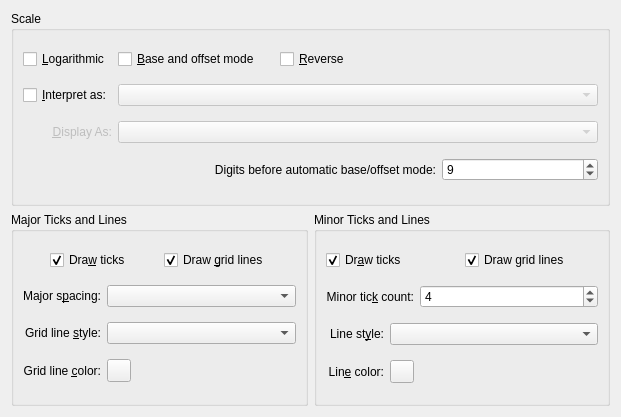
This is src/libkstapp/axistab.ui in Kst-plot/kst as Qt 5 draws it before an edit. The edited form follows.
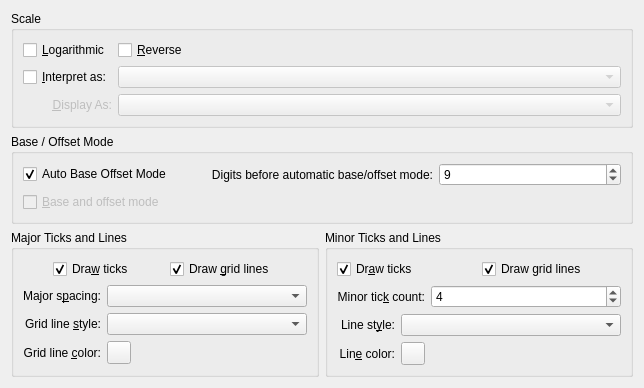
This is the edited form. Custom widgets are drawn as their Qt base class.

Commit message: Add new Base/Offset mode settings and logic.

What changed in the file:
```diff
--- a/src/libkstapp/axistab.ui
+++ b/src/libkstapp/axistab.ui
@@ -1,27 +1,27 @@
 <ui version="4.0" >
  <class>AxisTab</class>
- <widget class="QWidget" name="AxisTab" >
-  <property name="geometry" >
+ <widget class="QWidget" name="AxisTab">
+  <property name="geometry">
    <rect>
     <x>0</x>
     <y>0</y>
-    <width>621</width>
-    <height>417</height>
+    <width>644</width>
+    <height>382</height>
    </rect>
   </property>
   <property name="windowTitle" >
    <string>Form</string>
   </property>
-  <layout class="QGridLayout" name="gridLayout_4" >
-   <item row="0" column="0" colspan="2" >
-    <widget class="QGroupBox" name="_scaleGroup" >
-     <property name="title" >
+  <layout class="QGridLayout" name="gridLayout_5">
+   <item row="0" column="0" colspan="2">
+    <widget class="QGroupBox" name="_scaleGroup">
+     <property name="title">
       <string>Scale</string>
      </property>
-     <layout class="QGridLayout" name="gridLayout_3" >
-      <item row="0" column="0" >
-       <widget class="QCheckBox" name="_scaleLog" >
-        <property name="toolTip" >
+     <layout class="QGridLayout" name="gridLayout_4">
+      <item row="0" column="0">
+       <widget class="QCheckBox" name="_scaleLog">
+        <property name="toolTip">
          <string/>
         </property>
         <property name="text" >
@@ -29,20 +29,20 @@
         </property>
        </widget>
       </item>
-      <item row="0" column="1" >
-       <widget class="QCheckBox" name="_scaleBaseOffset" >
-        <property name="whatsThis" >
-         <string>The axis numbers are displayed relative to a reference value, which is displayed on the same line as the axis label.  This option is designed to allow small differences from large offsets to be easily seen.</string>
+      <item row="0" column="1">
+       <widget class="QCheckBox" name="_scaleReverse">
+        <property name="whatsThis">
+         <string>Reverse the direction of the axis, so the numbers are decreasing, rather than increasing.f</string>
         </property>
-        <property name="text" >
-         <string>&amp;Base and offset mode</string>
+        <property name="text">
+         <string>&amp;Reverse</string>
         </property>
        </widget>
       </item>
-      <item row="1" column="0" >
-       <widget class="QCheckBox" name="_scaleInterpret" >
-        <property name="sizePolicy" >
-         <sizepolicy vsizetype="Fixed" hsizetype="Fixed" >
+      <item row="1" column="0">
+       <widget class="QCheckBox" name="_scaleInterpret">
+        <property name="sizePolicy">
+         <sizepolicy hsizetype="Fixed" vsizetype="Fixed">
           <horstretch>0</horstretch>
           <verstretch>0</verstretch>
          </sizepolicy>
@@ -58,9 +58,9 @@
         </property>
        </widget>
       </item>
-      <item row="1" column="1" colspan="3" >
-       <widget class="QComboBox" name="_scaleInterpretType" >
-        <property name="enabled" >
+      <item row="1" column="1">
+       <widget class="QComboBox" name="_scaleInterpretType">
+        <property name="enabled">
          <bool>false</bool>
         </property>
         <property name="toolTip" >
@@ -71,9 +71,9 @@
         </property>
        </widget>
       </item>
-      <item row="2" column="0" >
-       <widget class="QLabel" name="_Label_6" >
-        <property name="enabled" >
+      <item row="2" column="0">
+       <widget class="QLabel" name="_Label_6">
+        <property name="enabled">
          <bool>false</bool>
         </property>
         <property name="sizePolicy" >
@@ -93,9 +93,9 @@
         </property>
        </widget>
       </item>
-      <item row="2" column="1" colspan="3" >
-       <widget class="QComboBox" name="_scaleDisplayType" >
-        <property name="enabled" >
+      <item row="2" column="1">
+       <widget class="QComboBox" name="_scaleDisplayType">
+        <property name="enabled">
          <bool>false</bool>
         </property>
         <property name="toolTip" >
@@ -106,9 +106,44 @@
         </property>
        </widget>
       </item>
-      <item row="3" column="0" colspan="3" >
-       <widget class="QLabel" name="label_2" >
-        <property name="text" >
+     </layout>
+    </widget>
+   </item>
+   <item row="1" column="0" colspan="2">
+    <widget class="QGroupBox" name="groupBox">
+     <property name="title">
+      <string>Base / Offset Mode</string>
+     </property>
+     <layout class="QGridLayout" name="gridLayout_3">
+      <item row="0" column="0">
+       <widget class="QCheckBox" name="_scaleAutoBaseOffset">
+        <property name="text">
+         <string>Auto Base Offset Mode</string>
+        </property>
+        <property name="checked">
+         <bool>true</bool>
+        </property>
+        <property name="tristate">
+         <bool>false</bool>
+        </property>
+       </widget>
+      </item>
+      <item row="1" column="0">
+       <widget class="QCheckBox" name="_scaleBaseOffset">
+        <property name="enabled">
+         <bool>false</bool>
+        </property>
+        <property name="whatsThis">
+         <string>The axis numbers are displayed relative to a reference value, which is displayed on the same line as the axis label.  This option is designed to allow small differences from large offsets to be easily seen.</string>
+        </property>
+        <property name="text">
+         <string>&amp;Base and offset mode</string>
+        </property>
+       </widget>
+      </item>
+      <item row="0" column="1">
+       <widget class="QLabel" name="label_2">
+        <property name="text">
          <string>Digits before automatic base/offset mode:</string>
         </property>
         <property name="alignment" >
@@ -119,9 +154,9 @@
         </property>
        </widget>
       </item>
-      <item row="3" column="3" >
-       <widget class="QSpinBox" name="_significantDigits" >
-        <property name="whatsThis" >
+      <item row="0" column="2">
+       <widget class="QSpinBox" name="_significantDigits">
+        <property name="whatsThis">
          <string>If this many digits are required to display the tick numbers, then the axis will revert to Base/Offset mode.</string>
         </property>
         <property name="minimum" >
@@ -135,16 +170,6 @@
         </property>
        </widget>
       </item>
-      <item row="0" column="2" colspan="2" >
-       <widget class="QCheckBox" name="_scaleReverse" >
-        <property name="whatsThis" >
-         <string>Reverse the direction of the axis, so the numbers are decreasing, rather than increasing.f</string>
-        </property>
-        <property name="text" >
-         <string>&amp;Reverse</string>
-        </property>
-       </widget>
-      </item>
      </layout>
      <zorder>_scaleLog</zorder>
      <zorder>_scaleBaseOffset</zorder>
@@ -157,9 +182,9 @@
      <zorder>_scaleReverse</zorder>
     </widget>
    </item>
-   <item row="1" column="0" >
-    <widget class="QGroupBox" name="_axisMajorGridGroup" >
-     <property name="title" >
+   <item row="2" column="0">
+    <widget class="QGroupBox" name="_axisMajorGridGroup">
+     <property name="title">
       <string>Major Ticks and Lines</string>
      </property>
      <layout class="QGridLayout" name="gridLayout" >
@@ -288,9 +313,9 @@
      </layout>
     </widget>
    </item>
-   <item row="1" column="1" >
-    <widget class="QGroupBox" name="_axisMinorGridGroup" >
-     <property name="title" >
+   <item row="2" column="1">
+    <widget class="QGroupBox" name="_axisMinorGridGroup">
+     <property name="title">
       <string>Minor Ticks and Lines</string>
      </property>
      <layout class="QGridLayout" name="gridLayout_2" >
```
Left out of the diff: 298 changed lines with no effect on the pictures. The commit also changes 5 other files.
